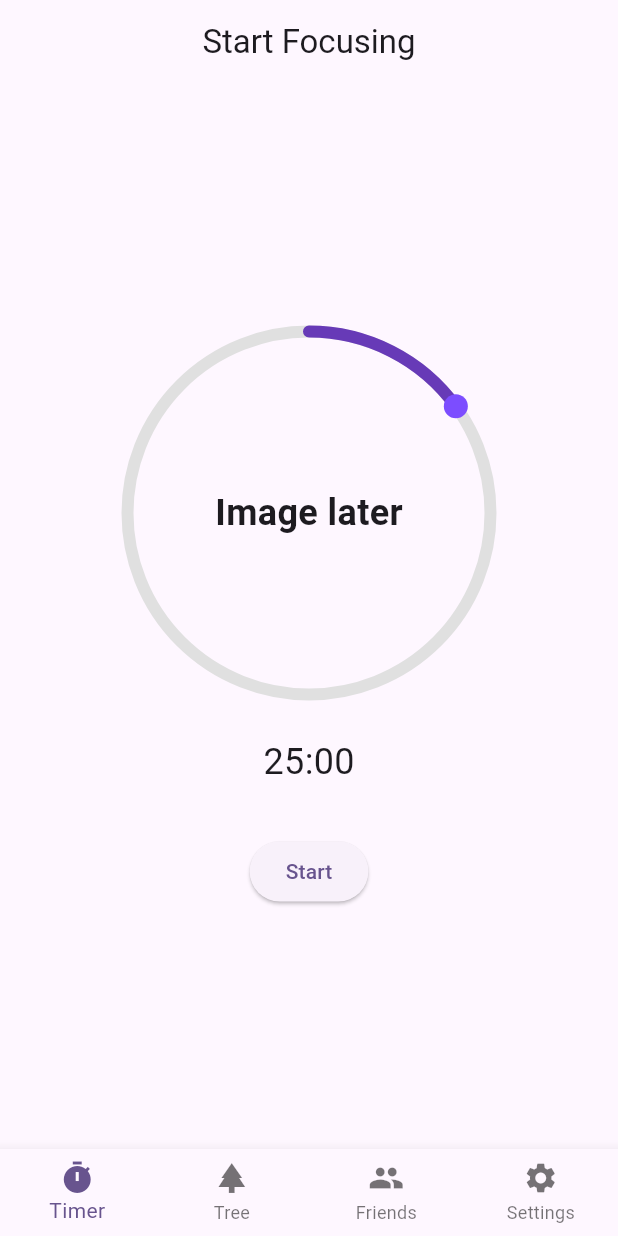
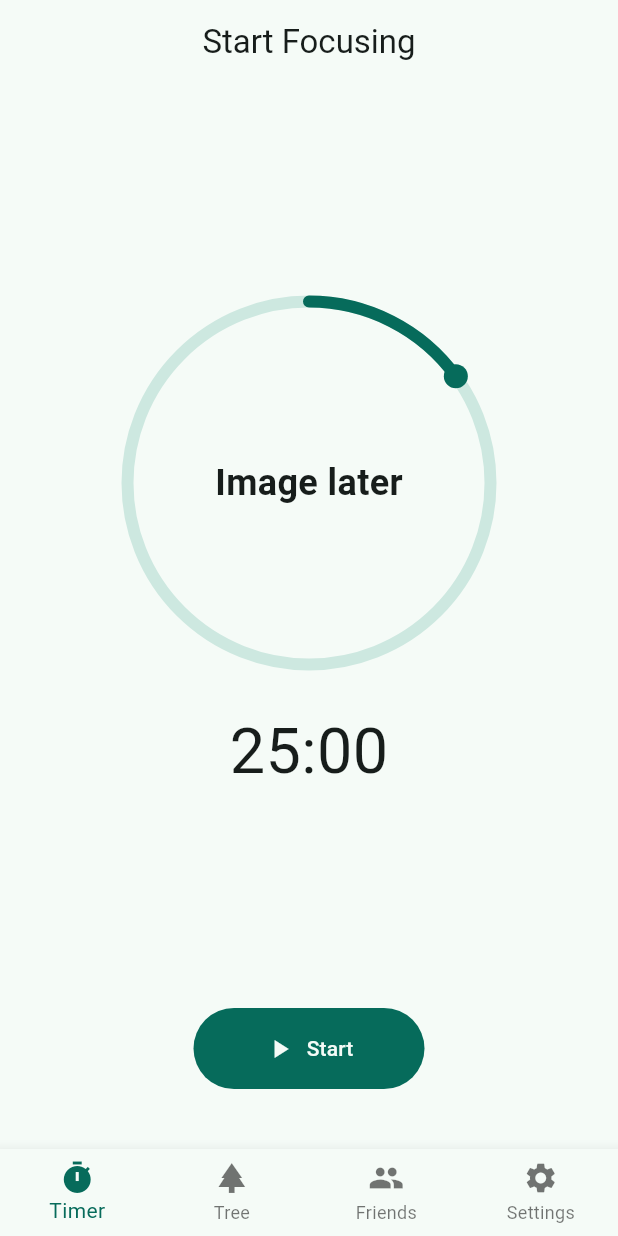
Before and after one commit to Juliangames/phone_away, a Flutter app: the screen it shows after launch, on a phone screen of 412 x 824 dp. Run offline on Flutter 3.47's test engine with Material 3 defaults, Android fonts, the phone set to English and light mode, and no system bars; drawn by our look-alikes of sleek_circular_slider.

Commit message:
Added colors and changed timer page

```diff
--- a/lib/main.dart
+++ b/lib/main.dart
@@ -1,4 +1,5 @@
 import 'package:flutter/material.dart';
+import 'package:phone_away/theme/theme.dart';
 import 'screens/timer_page.dart';
 import 'screens/tree_page.dart';
 import 'screens/friends_page.dart';
@@ -16,8 +17,9 @@ class MyApp extends StatelessWidget {
     return MaterialApp(
       title: 'My Flutter App',
       theme: ThemeData(
-        colorScheme: ColorScheme.fromSeed(seedColor: Colors.deepPurple),
+        colorScheme: ColorScheme.fromSeed(seedColor: AppColors.primaryColor),
         useMaterial3: true,
+        scaffoldBackgroundColor: AppColors.surfaceColor,
       ),
       home: const MainNavigation(),
     );
--- a/lib/screens/timer_page.dart
+++ b/lib/screens/timer_page.dart
@@ -1,6 +1,8 @@
 import 'dart:async';
 import 'package:flutter/material.dart';
 import 'package:sleek_circular_slider/sleek_circular_slider.dart';
+import '../widgets/custom_action_button.dart';
+import '../theme/theme.dart';
 
 class TimerPage extends StatefulWidget {
   const TimerPage({super.key});
@@ -58,28 +60,40 @@ class _TimerPageState extends State<TimerPage> {
 
     return Scaffold(
       appBar: AppBar(title: Text(title), centerTitle: true),
-      body: Center(
+      body: Column(
+        children: [
+          // This Expanded widget pushes the timer to the middle
+          Expanded(
+            child: Center(
               child: Column(
                 mainAxisAlignment: MainAxisAlignment.center,
                 children: [
-            // Circle: Either time picker or progress
                   SizedBox(
                     height: 250,
                     width: 250,
-              child: Stack(
+                    child:
+                        isRunning
+                            ? Stack(
                               alignment: Alignment.center,
                               children: [
-                  CircularProgressIndicator(
+                                SizedBox(
+                                  width: 250,
+                                  height: 250,
+                                  child: CircularProgressIndicator(
                                     value:
-                        isRunning
-                            ? 1 - (remainingSeconds / selectedSeconds)
-                            : 0,
-                    strokeWidth: 6,
+                                        1 -
+                                        (remainingSeconds / selectedSeconds),
+                                    strokeWidth: 8,
+                                    color: AppColors.primaryColor,
+                                    backgroundColor: Colors.grey.shade300,
+                                    strokeCap: StrokeCap.round,
                                   ),
-                  isRunning
-                      ? Text(
+                                ),
+                                Text(
                                   formatTime(remainingSeconds),
                                   style: const TextStyle(fontSize: 32),
+                                ),
+                              ],
                             )
                             : SleekCircularSlider(
                               min: 0,
@@ -110,37 +124,41 @@ class _TimerPageState extends State<TimerPage> {
                                 startAngle: 270,
                                 angleRange: 360,
                                 customColors: CustomSliderColors(
-                            progressBarColor: Colors.deepPurple,
-                            trackColor: Colors.grey.shade300,
-                            dotColor: Colors.deepPurpleAccent,
+                                  progressBarColor: AppColors.primaryColor,
+                                  trackColor: AppColors.secondaryContainerColor,
+                                  dotColor: AppColors.primaryColor,
                                 ),
                                 infoProperties: InfoProperties(
                                   modifier: (double value) => '',
                                 ),
                               ),
                             ),
-                ],
-              ),
                   ),
                   const SizedBox(height: 24),
-
-            // Display time (only when NOT running)
                   if (!isRunning)
                     Text(
                       formatTime(selectedSeconds),
-                style: const TextStyle(fontSize: 24),
-              ),
-
-            const SizedBox(height: 32),
-
-            // Start / Stop button
-            ElevatedButton(
-              onPressed: isRunning ? stopTimer : startTimer,
-              child: Text(isRunning ? 'Stop' : 'Start'),
+                      style: const TextStyle(fontSize: 42),
                     ),
                 ],
               ),
             ),
+          ),
+          // This container holds the button at the bottom
+          // At the bottom of your Column (where the button is)
+          CustomActionButton(
+            onPressed: () {
+              if (isRunning) {
+                stopTimer();
+              } else {
+                startTimer();
+              }
+            },
+            text: isRunning ? 'Stop' : 'Start',
+            icon: isRunning ? Icons.stop : Icons.play_arrow,
+          ),
+        ],
+      ),
     );
   }
 }
--- /dev/null
+++ b/lib/theme/theme.dart
@@ -0,0 +1,12 @@
+import 'package:flutter/material.dart';
+
+class AppColors {
+  static const Color primaryColor = Color(0xFF066B5B);
+  static const Color onPrimaryColor = Color(0xFFF5FBF7);
+  static const Color surfaceColor = Color(0xFFF5FBF7);
+
+  static const Color secondaryContainerColor = Color(0xFFCDE8E0);
+
+  // Add more colors if needed:
+  // static const Color secondaryColor = ...
+}
--- /dev/null
+++ b/lib/widgets/custom_action_button.dart
@@ -0,0 +1,55 @@
+import 'package:flutter/material.dart';
+import '../theme/theme.dart';
+
+class CustomActionButton extends StatelessWidget {
+  final VoidCallback onPressed;
+  final String text;
+  final IconData? icon;
+  final bool isFilled;
+
+  const CustomActionButton({
+    super.key,
+    required this.onPressed,
+    required this.text,
+    this.icon,
+    this.isFilled = true,
+  });
+
+  @override
+  Widget build(BuildContext context) {
+    final buttonStyle = FilledButton.styleFrom(
+      backgroundColor: AppColors.primaryColor,
+      foregroundColor: AppColors.onPrimaryColor,
+      minimumSize: const Size(154, 54),
+      shape: RoundedRectangleBorder(borderRadius: BorderRadius.circular(100)),
+      padding: const EdgeInsets.symmetric(horizontal: 24),
+    );
+
+    return Container(
+      margin: const EdgeInsets.only(bottom: 40),
+      child: FilledButton(
+        onPressed: onPressed,
+        style: buttonStyle,
+        child: Row(
+          mainAxisSize: MainAxisSize.min,
+          children: [
+            if (icon != null) ...[
+              Icon(icon, size: 20),
+              const SizedBox(width: 8),
+            ],
+            Text(
+              text,
+              style: const TextStyle(
+                fontSize: 14,
+                fontFamily: 'Roboto',
+                fontWeight: FontWeight.w500,
+                height: 1.43,
+                letterSpacing: 0.10,
+              ),
+            ),
+          ],
+        ),
+      ),
+    );
+  }
+}
```
Lines whose indentation alone changed are shown as unchanged.
